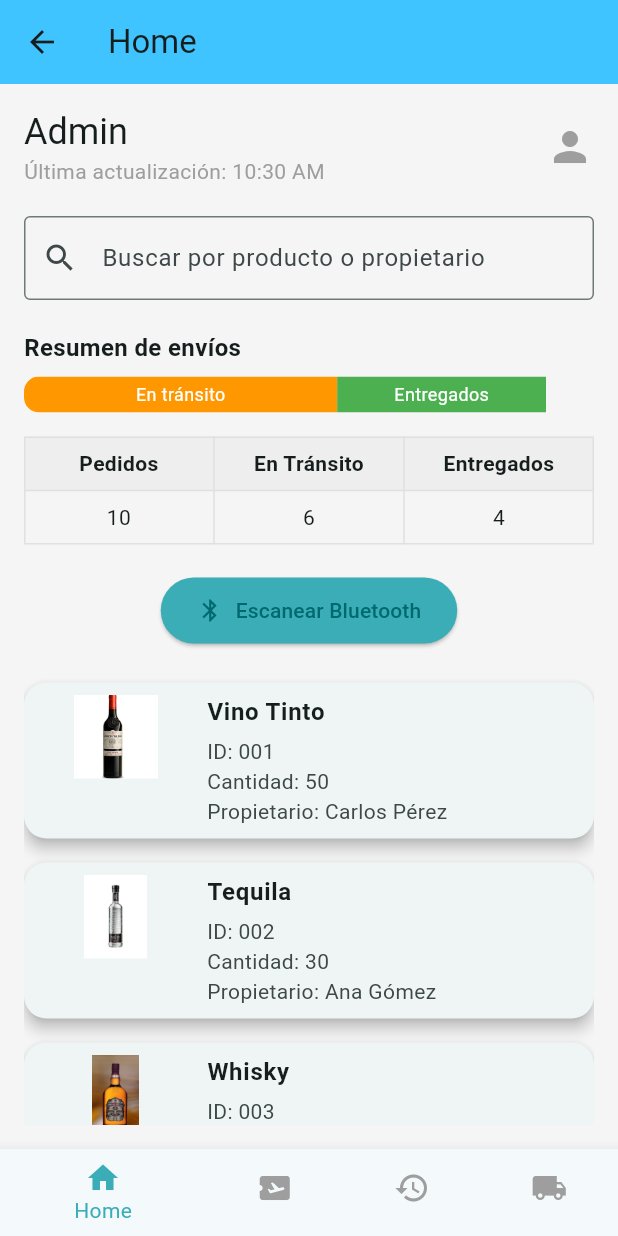
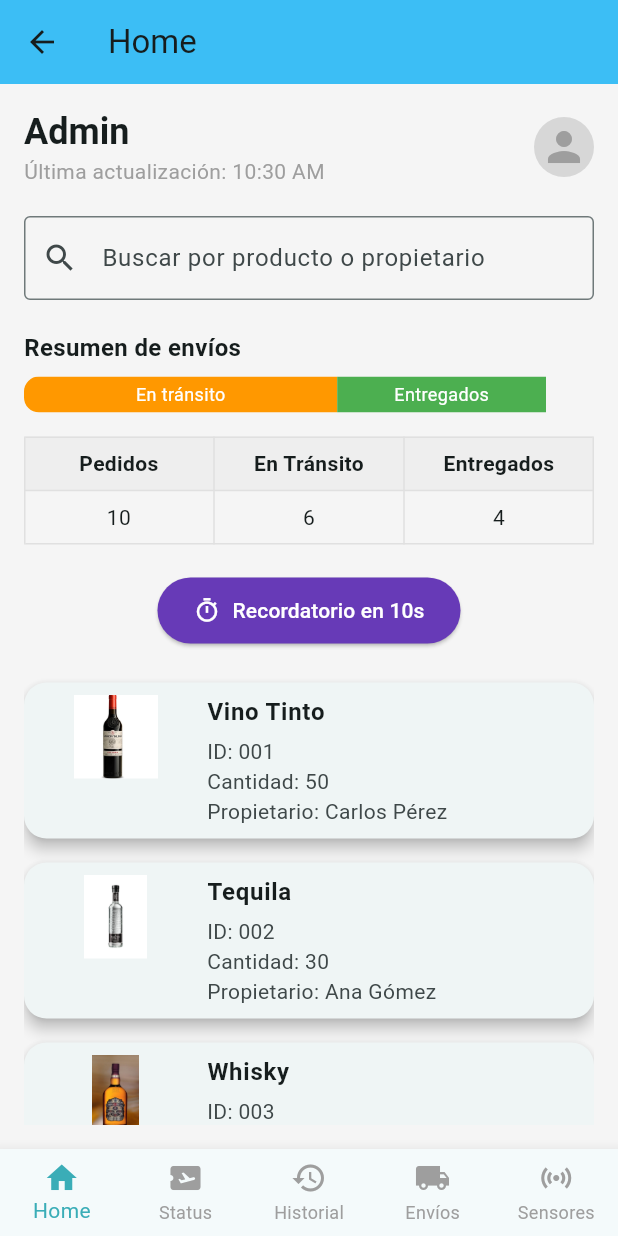
Before and after one commit to Alexpl0/DesarrolloAppsProyecto, a Flutter app: the PaginaHome screen opened by its route, on a phone screen of 412 x 824 dp. Run offline on Flutter 3.47's test engine with Material 3 defaults, Android fonts, the phone set to English and light mode, and no system bars; our stand-ins replace flutter_bluetooth_serial, flutter_local_notifications, permission_handler, shared_preferences, timezone; accounts and stored records are empty; generated files the repository leaves out were written again.

Commit message:
Todo Cumplido

```diff
--- a/lib/screens/PaginaHome.dart
+++ b/lib/screens/PaginaHome.dart
@@ -1,10 +1,14 @@
 import 'package:flutter/material.dart';
 import 'package:intl/intl.dart';
+import 'package:sensor_bluetooth_app/screens/DeviceSelectionScreen.dart';
 import 'package:sensor_bluetooth_app/screens/PaginaEnvios.dart';
 import 'package:sensor_bluetooth_app/screens/PaginaHistorial.dart';
 import 'package:sensor_bluetooth_app/screens/PaginaStatus.dart';
 import 'package:sensor_bluetooth_app/utils/assets.dart';
+import 'package:sensor_bluetooth_app/services/notification_service.dart'; // Importamos el servicio
 
+// --- MODELO Y DATOS DE EJEMPLO ---
+// (En un proyecto más grande, esto estaría en sus propios archivos)
 class Envio {
   final String id;
   final String producto;
@@ -21,9 +25,23 @@ class Envio {
   });
 }
 
+final List<Envio> listaDeEnvios = [
+  Envio(id: '001', producto: 'Vino Tinto', cantidad: 50, nombrePropietario: 'Carlos Pérez', imagenUrl: Assets.vino),
+  Envio(id: '002', producto: 'Tequila', cantidad: 30, nombrePropietario: 'Ana Gómez', imagenUrl: Assets.tequila),
+  Envio(id: '003', producto: 'Whisky', cantidad: 20, nombrePropietario: 'Luis Ramírez', imagenUrl: Assets.whisky),
+  Envio(id: '004', producto: 'Whisky', cantidad: 10, nombrePropietario: 'Ana Torres', imagenUrl: Assets.whisky),
+  Envio(id: '005', producto: 'Champagne', cantidad: 8, nombrePropietario: 'David Gómez', imagenUrl: Assets.champagne),
+  Envio(id: '006', producto: 'Ron', cantidad: 25, nombrePropietario: 'Beatriz Luna', imagenUrl: Assets.ron),
+  Envio(id: '007', producto: 'Mezcal', cantidad: 18, nombrePropietario: 'Fernando Cruz', imagenUrl: Assets.mezcal),
+  Envio(id: '008', producto: 'Vodka', cantidad: 40, nombrePropietario: 'Sofía Herrera', imagenUrl: Assets.vodka),
+  Envio(id: '009', producto: 'Brandy', cantidad: 22, nombrePropietario: 'Emilio Vargas', imagenUrl: Assets.brandy),
+  Envio(id: '010', producto: 'Ginebra', cantidad: 35, nombrePropietario: 'Valeria Soto', imagenUrl: Assets.ginebra),
+];
+
+
+// --- WIDGET PRINCIPAL CON NAVEGACIÓN ---
 class PaginaHome extends StatefulWidget {
   const PaginaHome({super.key});
-
   @override
   _PaginaHomeState createState() => _PaginaHomeState();
 }
@@ -36,14 +54,17 @@ class _PaginaHomeState extends State<PaginaHome> {
     const PaginaStatus(),
     const PaginaHistorial(),
     const PaginaEnvios(),
+    const DeviceSelectionScreen(),
   ];
 
-  final List<String> _titulos = ["Home", "Status", "Historial", "Envíos"];
+  final List<String> _titulos = ["Home", "Status", "Historial", "Envíos", "Sensores"];
+
   final List<Color> _coloresAppBar = [
     Colors.lightBlueAccent,
     Colors.lightBlueAccent,
     Colors.lightBlueAccent,
     Colors.lightBlueAccent,
+    Colors.teal,
   ];
 
   @override
@@ -52,10 +73,15 @@ class _PaginaHomeState extends State<PaginaHome> {
       appBar: AppBar(
         title: Text(_titulos[_paginaActual]),
         backgroundColor: _coloresAppBar[_paginaActual],
+        elevation: 2.0,
       ),
-      body: _paginas[_paginaActual],
+      body: IndexedStack(
+        index: _paginaActual,
+        children: _paginas,
+      ),
       bottomNavigationBar: BottomNavigationBar(
         currentIndex: _paginaActual,
+        type: BottomNavigationBarType.fixed,
         selectedItemColor: const Color.fromARGB(255, 58, 173, 183),
         unselectedItemColor: Colors.grey,
         onTap: (index) {
@@ -65,106 +91,46 @@ class _PaginaHomeState extends State<PaginaHome> {
         },
         items: const [
           BottomNavigationBarItem(icon: Icon(Icons.home), label: "Home"),
-          BottomNavigationBarItem(
-            icon: Icon(Icons.airplane_ticket),
-            label: "Status",
-          ),
-          BottomNavigationBarItem(
-            icon: Icon(Icons.history),
-            label: "Historial",
-          ),
-          BottomNavigationBarItem(
-            icon: Icon(Icons.local_shipping),
-            label: "Envíos",
-          ),
+          BottomNavigationBarItem(icon: Icon(Icons.airplane_ticket), label: "Status"),
+          BottomNavigationBarItem(icon: Icon(Icons.history), label: "Historial"),
+          BottomNavigationBarItem(icon: Icon(Icons.local_shipping), label: "Envíos"),
+          BottomNavigationBarItem(icon: Icon(Icons.sensors), label: "Sensores"),
         ],
       ),
     );
   }
 }
 
+
+// --- CONTENIDO DE LA PANTALLA DE INICIO ---
 class PaginaHomeContent extends StatefulWidget {
   const PaginaHomeContent({super.key});
-
   @override
   State<PaginaHomeContent> createState() => _PaginaHomeContentState();
 }
 
 class _PaginaHomeContentState extends State<PaginaHomeContent> {
-  final List<Envio> envios = [
-    Envio(
-      id: '001',
-      producto: 'Vino Tinto',
-      cantidad: 50,
-      nombrePropietario: 'Carlos Pérez',
-      imagenUrl: Assets.vino,
-    ),
-    Envio(
-      id: '002',
-      producto: 'Tequila',
-      cantidad: 30,
-      nombrePropietario: 'Ana Gómez',
-      imagenUrl: Assets.tequila,
-    ),
-    Envio(
-      id: '003',
-      producto: 'Whisky',
-      cantidad: 20,
-      nombrePropietario: 'Luis Ramírez',
-      imagenUrl: Assets.whisky,
-    ),
-    Envio(
-      id: '004',
-      producto: 'Whisky',
-      cantidad: 10,
-      nombrePropietario: 'Ana Torres',
-      imagenUrl: Assets.whisky,
-    ),
-    Envio(
-      id: '005',
-      producto: 'Champagne',
-      cantidad: 8,
-      nombrePropietario: 'David Gómez',
-      imagenUrl: Assets.champagne,
-    ),
-    Envio(
-      id: '006',
-      producto: 'Ron',
-      cantidad: 25,
-      nombrePropietario: 'Beatriz Luna',
-      imagenUrl: Assets.ron,
-    ),
-    Envio(
-      id: '007',
-      producto: 'Mezcal',
-      cantidad: 18,
-      nombrePropietario: 'Fernando Cruz',
-      imagenUrl: Assets.mezcal,
-    ),
-    Envio(
-      id: '008',
-      producto: 'Vodka',
-      cantidad: 40,
-      nombrePropietario: 'Sofía Herrera',
-      imagenUrl: Assets.vodka,
-    ),
-    Envio(
-      id: '009',
-      producto: 'Brandy',
-      cantidad: 22,
-      nombrePropietario: 'Emilio Vargas',
-      imagenUrl: Assets.brandy,
-    ),
-    Envio(
-      id: '010',
-      producto: 'Ginebra',
-      cantidad: 35,
-      nombrePropietario: 'Valeria Soto',
-      imagenUrl: Assets.ginebra,
-    ),
-  ];
+  String filtro = '';
+  late List<Envio> enviosFiltrados;
 
-  String filtro = '';
+  @override
+  void initState() {
+    super.initState();
+    enviosFiltrados = listaDeEnvios;
+  }
+
+  void _filtrarEnvios(String query) {
+    final filtrados = listaDeEnvios.where((envio) {
+      final queryLower = query.toLowerCase();
+      return envio.producto.toLowerCase().contains(queryLower) ||
+             envio.nombrePropietario.toLowerCase().contains(queryLower);
+    }).toList();
+
+    setState(() {
+      filtro = query;
+      enviosFiltrados = filtrados;
+    });
+  }
 
   @override
   Widget build(BuildContext context) {
@@ -181,17 +147,14 @@ class _PaginaHomeContentState extends State<PaginaHomeContent> {
               Column(
                 crossAxisAlignment: CrossAxisAlignment.start,
                 children: [
-                  Text(
-                    "Admin",
-                    style: Theme.of(context).textTheme.headlineSmall,
-                  ),
-                  Text(
-                    "Última actualización: $hora",
-                    style: const TextStyle(color: Colors.grey),
-                  ),
+                  Text("Admin", style: Theme.of(context).textTheme.headlineSmall?.copyWith(fontWeight: FontWeight.bold)),
+                  Text("Última actualización: $hora", style: const TextStyle(color: Colors.grey)),
                 ],
               ),
-              const Icon(Icons.person, size: 32, color: Colors.grey),
+              const CircleAvatar(
+                backgroundColor: Colors.black12,
+                child: Icon(Icons.person, size: 32, color: Colors.grey),
+              ),
             ],
           ),
           const SizedBox(height: 20),
@@ -201,45 +164,53 @@ class _PaginaHomeContentState extends State<PaginaHomeContent> {
               prefixIcon: Icon(Icons.search),
               border: OutlineInputBorder(),
             ),
-            onChanged: (value) => setState(() => filtro = value.toLowerCase()),
+            onChanged: _filtrarEnvios,
           ),
           const SizedBox(height: 20),
           _barraResumenEnvios(6, 4),
           const SizedBox(height: 16),
-          _tablaResumen(envios.length, 6, 4),
+          _tablaResumen(listaDeEnvios.length, 6, 4),
           const SizedBox(height: 20),
           Center(
             child: ElevatedButton.icon(
-              icon: const Icon(Icons.bluetooth),
-              label: const Text("Escanear Bluetooth"),
+              icon: const Icon(Icons.timer_outlined),
+              label: const Text("Recordatorio en 10s"),
               style: ElevatedButton.styleFrom(
-                padding: const EdgeInsets.symmetric(
-                  horizontal: 24,
-                  vertical: 12,
+                backgroundColor: Colors.deepPurple,
+                foregroundColor: Colors.white,
+                padding: const EdgeInsets.symmetric(horizontal: 24, vertical: 12),
               ),
-                backgroundColor: const Color.fromARGB(255, 58, 173, 183),
+              onPressed: () {
+                NotificationService().scheduleNotification(
+                  'Recordatorio de Envío',
+                  '¡No olvides revisar el estado de tus envíos!',
+                  10,
+                );
+                ScaffoldMessenger.of(context).showSnackBar(
+                  const SnackBar(
+                    content: Text('Recordatorio programado en 10 segundos.'),
+                    backgroundColor: Colors.deepPurple,
                   ),
-              onPressed:
-                  () =>
-                      Navigator.pushNamed(context, '/BluetoothDeviceSelection'),
+                );
+              },
             ),
           ),
           const SizedBox(height: 16),
           Expanded(
-            child: ListView(
-              children:
-                  envios
-                      .where(
-                        (e) =>
-                            e.producto.toLowerCase().contains(filtro) ||
-                            e.nombrePropietario.toLowerCase().contains(filtro),
-                      )
-                      .map(
-                        (envio) => Card(
+            child: ListView.builder(
+              itemCount: enviosFiltrados.length,
+              itemBuilder: (context, index) => _buildEnvioListItem(enviosFiltrados[index]),
+            ),
+          ),
+        ],
+      ),
+    );
+  }
+
+  Widget _buildEnvioListItem(Envio envio) {
+    return Card(
       elevation: 4,
-                          shape: RoundedRectangleBorder(
-                            borderRadius: BorderRadius.circular(15),
-                          ),
+      shape: RoundedRectangleBorder(borderRadius: BorderRadius.circular(15)),
       margin: const EdgeInsets.symmetric(vertical: 8),
       child: ListTile(
         leading: ClipRRect(
@@ -249,14 +220,10 @@ class _PaginaHomeContentState extends State<PaginaHomeContent> {
             width: 90,
             height: 60,
             fit: BoxFit.contain,
+            errorBuilder: (context, error, stackTrace) => const Icon(Icons.image_not_supported),
           ),
         ),
-                            title: Text(
-                              envio.producto,
-                              style: const TextStyle(
-                                fontWeight: FontWeight.bold,
-                              ),
-                            ),
+        title: Text(envio.producto, style: const TextStyle(fontWeight: FontWeight.bold)),
         subtitle: Column(
           crossAxisAlignment: CrossAxisAlignment.start,
           children: [
@@ -267,13 +234,6 @@ class _PaginaHomeContentState extends State<PaginaHomeContent> {
           ],
         ),
         isThreeLine: true,
-                          ),
-                        ),
-                      )
-                      .toList(),
-            ),
-          ),
-        ],
       ),
     );
   }
@@ -286,46 +246,16 @@ class _PaginaHomeContentState extends State<PaginaHomeContent> {
         TableRow(
           decoration: BoxDecoration(color: Colors.grey.shade200),
           children: const [
-            Padding(
-              padding: EdgeInsets.all(8),
-              child: Text(
-                'Pedidos',
-                textAlign: TextAlign.center,
-                style: TextStyle(fontWeight: FontWeight.bold),
-              ),
-            ),
-            Padding(
-              padding: EdgeInsets.all(8),
-              child: Text(
-                'En Tránsito',
-                textAlign: TextAlign.center,
-                style: TextStyle(fontWeight: FontWeight.bold),
-              ),
-            ),
-            Padding(
-              padding: EdgeInsets.all(8),
-              child: Text(
-                'Entregados',
-                textAlign: TextAlign.center,
-                style: TextStyle(fontWeight: FontWeight.bold),
-              ),
-            ),
+            Padding(padding: EdgeInsets.all(8), child: Text('Pedidos', textAlign: TextAlign.center, style: TextStyle(fontWeight: FontWeight.bold))),
+            Padding(padding: EdgeInsets.all(8), child: Text('En Tránsito', textAlign: TextAlign.center, style: TextStyle(fontWeight: FontWeight.bold))),
+            Padding(padding: EdgeInsets.all(8), child: Text('Entregados', textAlign: TextAlign.center, style: TextStyle(fontWeight: FontWeight.bold))),
           ],
         ),
         TableRow(
           children: [
-            Padding(
-              padding: const EdgeInsets.all(8),
-              child: Text('$total', textAlign: TextAlign.center),
-            ),
-            Padding(
-              padding: const EdgeInsets.all(8),
-              child: Text('$enTransito', textAlign: TextAlign.center),
-            ),
-            Padding(
-              padding: const EdgeInsets.all(8),
-              child: Text('$entregados', textAlign: TextAlign.center),
-            ),
+            Padding(padding: const EdgeInsets.all(8), child: Text('$total', textAlign: TextAlign.center)),
+            Padding(padding: const EdgeInsets.all(8), child: Text('$enTransito', textAlign: TextAlign.center)),
+            Padding(padding: const EdgeInsets.all(8), child: Text('$entregados', textAlign: TextAlign.center)),
           ],
         ),
       ],
@@ -342,10 +272,7 @@ class _PaginaHomeContentState extends State<PaginaHomeContent> {
     return Column(
       crossAxisAlignment: CrossAxisAlignment.start,
       children: [
-        const Text(
-          "Resumen de envíos",
-          style: TextStyle(fontSize: 16, fontWeight: FontWeight.bold),
-        ),
+        const Text("Resumen de envíos", style: TextStyle(fontSize: 16, fontWeight: FontWeight.bold)),
         const SizedBox(height: 8),
         ClipRRect(
           borderRadius: BorderRadius.circular(10),
@@ -356,26 +283,14 @@ class _PaginaHomeContentState extends State<PaginaHomeContent> {
                 height: 24,
                 color: Colors.orange,
                 alignment: Alignment.center,
-                child:
-                    enTransito > 0
-                        ? const Text(
-                          "En tránsito",
-                          style: TextStyle(color: Colors.white, fontSize: 12),
-                        )
-                        : const SizedBox.shrink(),
+                child: enTransito > 0 ? const Text("En tránsito", style: TextStyle(color: Colors.white, fontSize: 12)) : const SizedBox.shrink(),
               ),
               Container(
                 width: anchoVerde,
                 height: 24,
                 color: Colors.green,
                 alignment: Alignment.center,
-                child:
-                    entregados > 0
-                        ? const Text(
-                          "Entregados",
-                          style: TextStyle(color: Colors.white, fontSize: 12),
-                        )
-                        : const SizedBox.shrink(),
+                child: entregados > 0 ? const Text("Entregados", style: TextStyle(color: Colors.white, fontSize: 12)) : const SizedBox.shrink(),
               ),
             ],
           ),
```
Also changed, not shown: lib/main.dart (+25 -17 lines), lib/services/notification_service.dart (added, +88 -0 lines), lib/services/preferences_service.dart (added, +24 -0 lines), pubspec.yaml (+4 -9 lines), pubspec.lock, 1 other file. Lines whose indentation alone changed are shown as unchanged.
